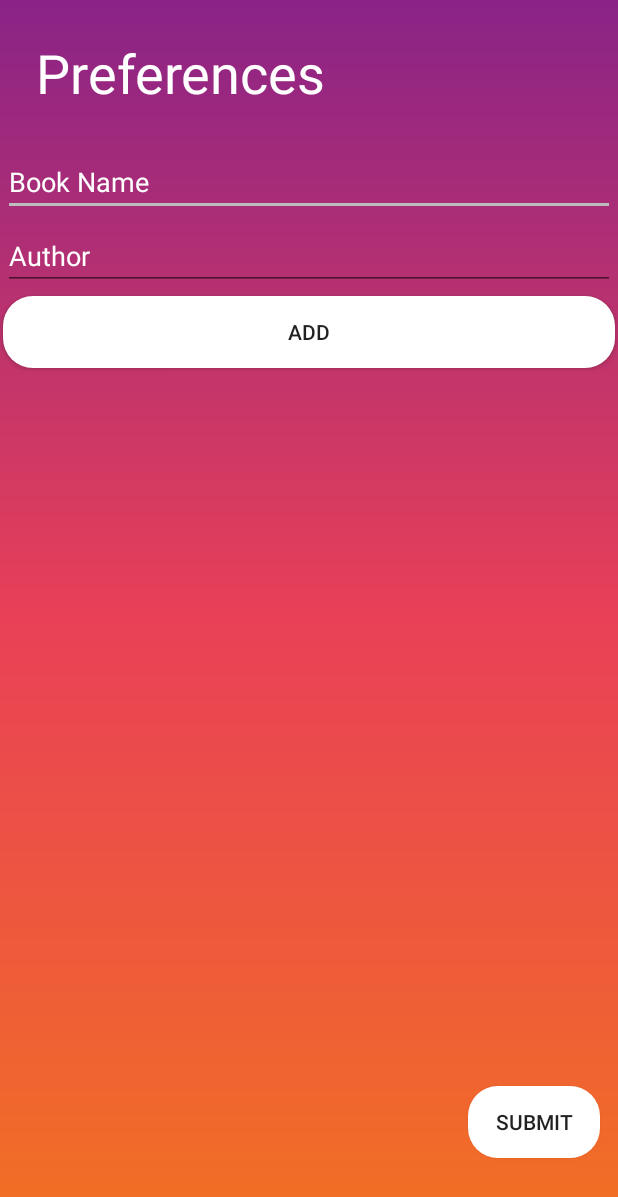
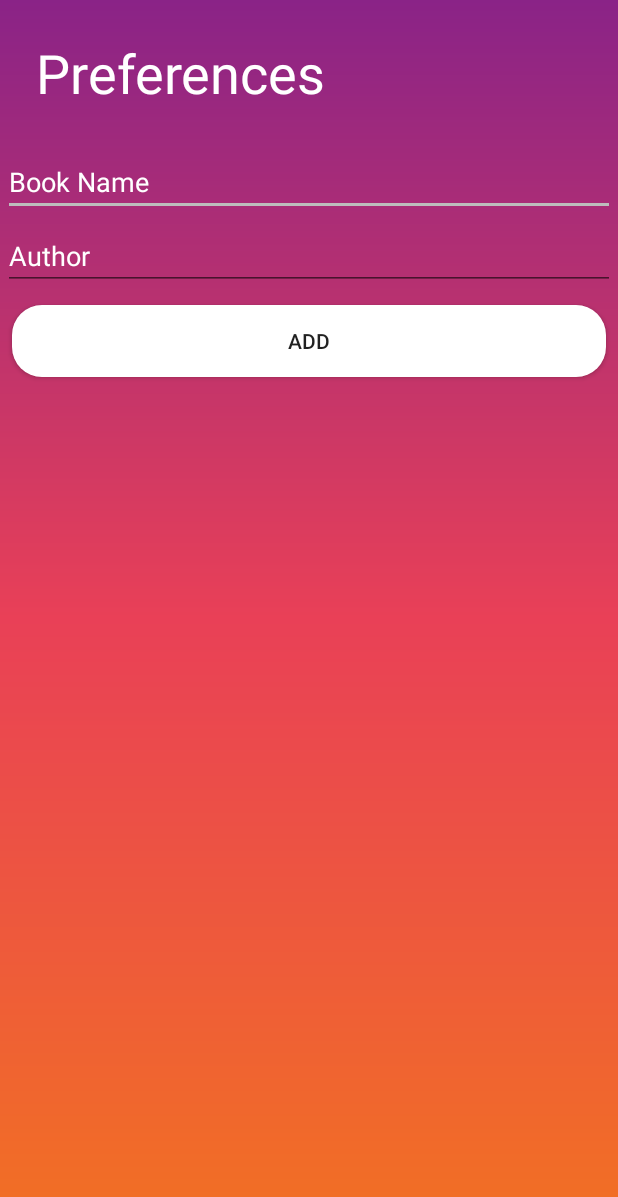
Before and after one commit to shivumgrover7/Drozee1.1, an Android app: the PreferencesActivity screen opened directly, with no data from a screen before it, on a phone screen of 412 x 824 dp. Shown: the top 1197 px of the screen. Run offline under Robolectric (Android 15) with nearby library versions, the phone set to English and light mode, and no system bars; our stand-ins replace Firebase (no records; nobody signed in at launch, a user with empty details on screens opened directly); 2 statements that could not run were skipped.

Commit message:
Update activity_preferences.xml

```diff
--- a/app/src/main/res/layout/activity_preferences.xml
+++ b/app/src/main/res/layout/activity_preferences.xml
@@ -18,13 +18,6 @@
         android:textColor="#FFFFFF"
         android:textSize="36sp" />
 
-    <LinearLayout
-        android:layout_width="match_parent"
-        android:layout_height="wrap_content"
-        android:id="@id/linear"
-        android:layout_alignParentStart="true"
-        android:layout_below="@+id/prefTV"
-        android:orientation="vertical">
 
     <EditText
         android:id="@+id/prefET"
@@ -52,39 +45,15 @@
         android:layout_height="wrap_content"
         android:layout_alignParentEnd="true"
         android:layout_below="@id/authorET"
-            android:layout_margin="2sp"
+        android:layout_margin="8sp"
         android:background="@drawable/edittext"
         android:text="Add" />
-    </LinearLayout>
+
+    <android.support.v7.widget.RecyclerView
+        android:id="@+id/prefRV"
+        android:layout_below="@id/addBTN"
+        android:layout_width="match_parent"
+        android:layout_height="wrap_content"/>
 
 
-    <!--<android.support.v7.widget.RecyclerView-->
-        <!--android:id="@+id/prefRV"-->
-        <!--android:layout_width="match_parent"-->
-        <!--android:layout_height="wrap_content"-->
-        <!--android:layout_above="@id/submitBTN"-->
-        <!--android:layout_below="@id/addBTN" />-->
-
-
-    <Button
-        android:id="@+id/submitBTN"
-        android:layout_width="wrap_content"
-        android:layout_height="wrap_content"
-
-        android:layout_alignParentEnd="true"
-        android:layout_alignParentBottom="true"
-        android:layout_marginRight="12sp"
-        android:layout_marginBottom="52sp"
-        android:background="@drawable/edittext"
-
-        android:text="Submit" />
-
-    <ListView
-        android:id="@+id/lisst"
-        android:layout_width="match_parent"
-        android:layout_height="378dp"
-        android:layout_alignTop="@id/linear"
-        android:layout_marginBottom="40sp"
-        android:layout_marginTop="170sp" />
-
 </RelativeLayout>
```
Lines whose indentation alone changed are shown as unchanged.
